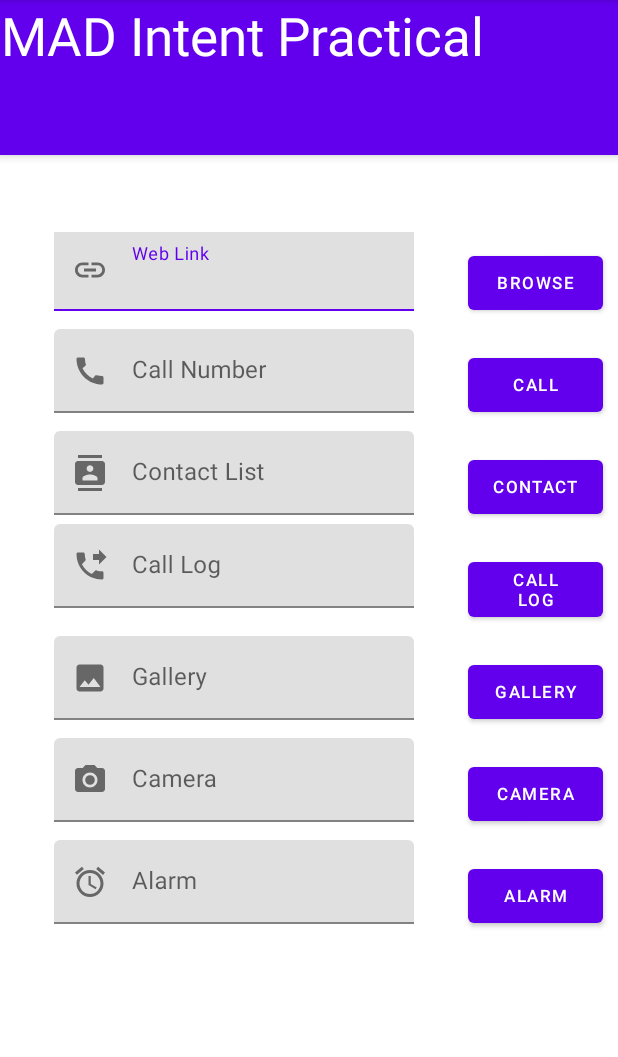
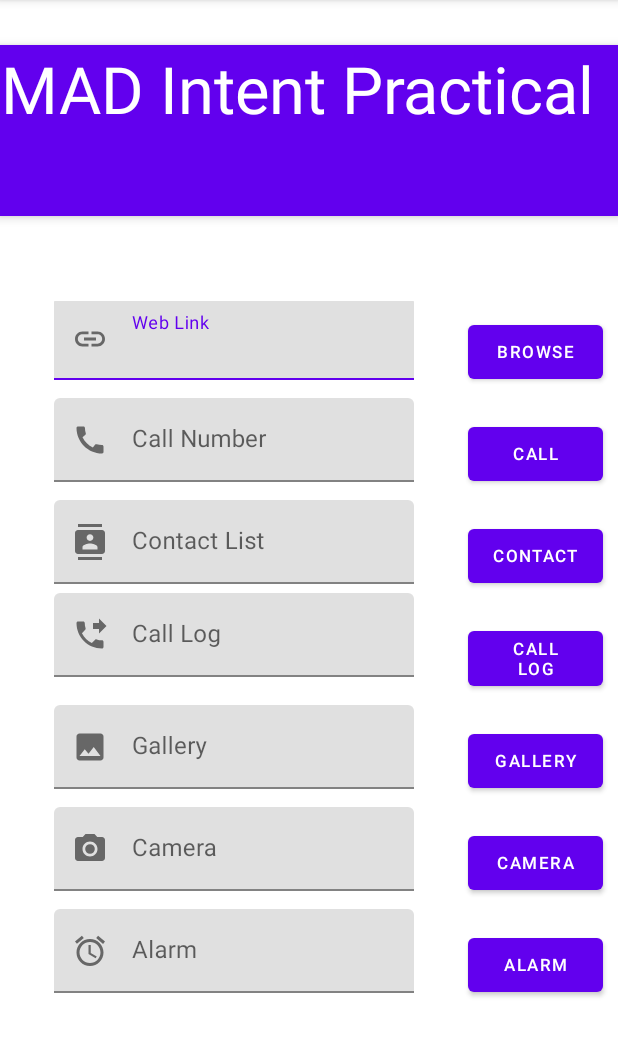
Before and after one commit to Jaineel2912/MADPractical4_20012021027, an Android app: the screen it shows after launch (MainActivity), on a phone screen of 412 x 824 dp, the part 84-1141 px from its top. Run offline under Robolectric (Android 15) with nearby library versions, the phone set to English and light mode, and no system bars.

```diff
--- a/app/src/main/res/layout/activity_main.xml
+++ b/app/src/main/res/layout/activity_main.xml
@@ -11,13 +11,14 @@
         android:layout_width="match_parent"
         android:layout_height="wrap_content"
         android:layout_gravity="top"
+        android:layout_marginTop="30dp"
         android:fitsSystemWindows="true">
         <TextView
             android:layout_width="wrap_content"
             android:layout_height="wrap_content"
             android:text="MAD Intent Practical"
             android:textAlignment="center"
-            android:textSize="35dp"
+            android:textSize="43dp"
             android:textColor="@android:color/background_light"
             app:layout_constraintBottom_toBottomOf="parent"
             app:layout_constraintEnd_toEndOf="parent"
```
